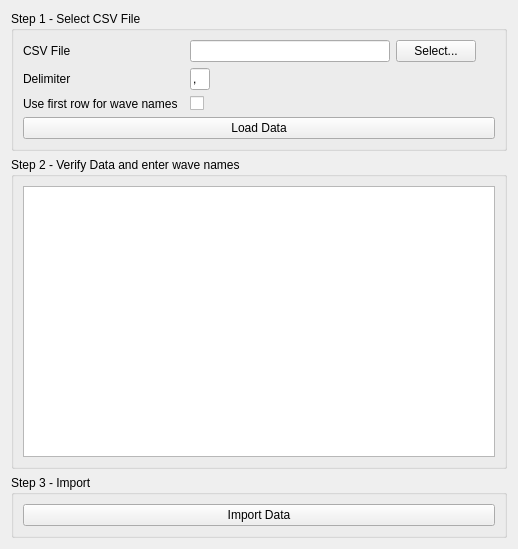
The window that ui/Ui_ImportCSV.ui (bbreslauer/PySciPlot) describes before a commit, drawn with Qt 5.
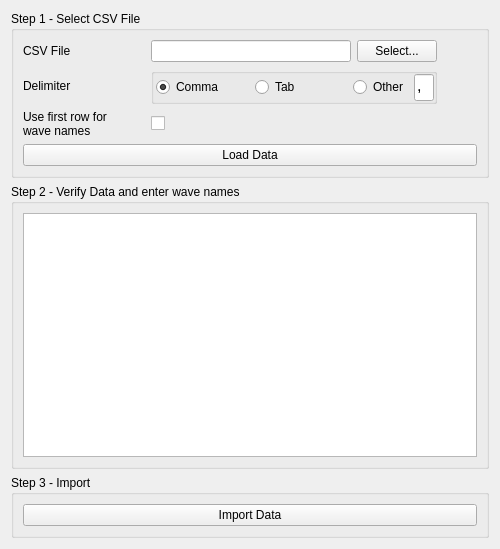
The same window after the commit.

Commit message: Fixed import csv delimiter so that one can specify tabs.

The edit to the form file:
```diff
--- a/ui/Ui_ImportCSV.ui
+++ b/ui/Ui_ImportCSV.ui
@@ -6,7 +6,7 @@
    <rect>
     <x>0</x>
     <y>0</y>
-    <width>518</width>
+    <width>500</width>
     <height>549</height>
    </rect>
   </property>
@@ -19,6 +19,9 @@
      <property name="title">
       <string>Step 1 - Select CSV File</string>
      </property>
+     <property name="alignment">
+      <set>Qt::AlignLeading|Qt::AlignLeft|Qt::AlignTop</set>
+     </property>
      <layout class="QGridLayout" name="gridLayout">
       <item row="0" column="0">
        <widget class="QLabel" name="label">
@@ -27,7 +30,7 @@
         </property>
        </widget>
       </item>
-      <item row="0" column="2">
+      <item row="0" column="3">
        <widget class="QLineEdit" name="csvFileName">
         <property name="sizePolicy">
          <sizepolicy hsizetype="Minimum" vsizetype="Fixed">
@@ -43,7 +46,7 @@
         </property>
        </widget>
       </item>
-      <item row="0" column="3">
+      <item row="0" column="4">
        <widget class="QPushButton" name="csvFileNameButton">
         <property name="text">
          <string>Select...</string>
@@ -57,35 +60,148 @@
         </property>
        </widget>
       </item>
-      <item row="1" column="2">
-       <widget class="QLineEdit" name="delimiter">
+      <item row="3" column="0" colspan="6">
+       <widget class="QPushButton" name="loadDataButton">
+        <property name="text">
+         <string>Load Data</string>
+        </property>
+       </widget>
+      </item>
+      <item row="2" column="3">
+       <widget class="QCheckBox" name="firstRowWaveNames">
+        <property name="text">
+         <string/>
+        </property>
+       </widget>
+      </item>
+      <item row="2" column="0">
+       <widget class="QLabel" name="label_3">
+        <property name="minimumSize">
+         <size>
+          <width>0</width>
+          <height>0</height>
+         </size>
+        </property>
+        <property name="text">
+         <string>Use first row for wave names</string>
+        </property>
+        <property name="textFormat">
+         <enum>Qt::AutoText</enum>
+        </property>
+        <property name="wordWrap">
+         <bool>true</bool>
+        </property>
+       </widget>
+      </item>
+      <item row="1" column="3" colspan="2">
+       <widget class="QGroupBox" name="groupBox_4">
         <property name="sizePolicy">
-         <sizepolicy hsizetype="Fixed" vsizetype="Fixed">
+         <sizepolicy hsizetype="Preferred" vsizetype="Preferred">
           <horstretch>0</horstretch>
           <verstretch>0</verstretch>
          </sizepolicy>
         </property>
+        <property name="minimumSize">
+         <size>
+          <width>0</width>
+          <height>0</height>
+         </size>
+        </property>
         <property name="maximumSize">
          <size>
-          <width>20</width>
+          <width>16777215</width>
           <height>16777215</height>
          </size>
         </property>
-        <property name="baseSize">
-         <size>
-          <width>0</width>
-          <height>0</height>
-         </size>
+        <property name="title">
+         <string/>
         </property>
-        <property name="text">
-         <string>,</string>
-        </property>
-        <property name="maxLength">
-         <number>1</number>
-        </property>
+        <layout class="QHBoxLayout" name="horizontalLayout" stretch="5,5,0,0">
+         <property name="leftMargin">
+          <number>2</number>
+         </property>
+         <property name="topMargin">
+          <number>0</number>
+         </property>
+         <property name="rightMargin">
+          <number>0</number>
+         </property>
+         <property name="bottomMargin">
+          <number>0</number>
+         </property>
+         <item>
+          <widget class="QRadioButton" name="commaRadio">
+           <property name="text">
+            <string>Comma</string>
+           </property>
+           <property name="checked">
+            <bool>true</bool>
+           </property>
+           <attribute name="buttonGroup">
+            <string>delimiterButtonGroup</string>
+           </attribute>
+          </widget>
+         </item>
+         <item>
+          <widget class="QRadioButton" name="tabRadio">
+           <property name="text">
+            <string>Tab</string>
+           </property>
+           <attribute name="buttonGroup">
+            <string>delimiterButtonGroup</string>
+           </attribute>
+          </widget>
+         </item>
+         <item>
+          <widget class="QRadioButton" name="otherRadio">
+           <property name="text">
+            <string>Other</string>
+           </property>
+           <attribute name="buttonGroup">
+            <string>delimiterButtonGroup</string>
+           </attribute>
+          </widget>
+         </item>
+         <item>
+          <widget class="QLineEdit" name="otherDelimiter">
+           <property name="sizePolicy">
+            <sizepolicy hsizetype="Fixed" vsizetype="Fixed">
+             <horstretch>0</horstretch>
+             <verstretch>0</verstretch>
+            </sizepolicy>
+           </property>
+           <property name="maximumSize">
+            <size>
+             <width>20</width>
+             <height>16777215</height>
+            </size>
+           </property>
+           <property name="baseSize">
+            <size>
+             <width>0</width>
+             <height>0</height>
+            </size>
+           </property>
+           <property name="font">
+            <font>
+             <pointsize>12</pointsize>
+            </font>
+           </property>
+           <property name="text">
+            <string>,</string>
+           </property>
+           <property name="maxLength">
+            <number>1</number>
+           </property>
+           <property name="alignment">
+            <set>Qt::AlignLeading|Qt::AlignLeft|Qt::AlignTop</set>
+           </property>
+          </widget>
+         </item>
+        </layout>
        </widget>
       </item>
-      <item row="0" column="4">
+      <item row="0" column="5">
        <spacer name="horizontalSpacer">
         <property name="orientation">
          <enum>Qt::Horizontal</enum>
@@ -98,27 +214,6 @@
         </property>
        </spacer>
       </item>
-      <item row="3" column="0" colspan="5">
-       <widget class="QPushButton" name="loadDataButton">
-        <property name="text">
-         <string>Load Data</string>
-        </property>
-       </widget>
-      </item>
-      <item row="2" column="2">
-       <widget class="QCheckBox" name="firstRowWaveNames">
-        <property name="text">
-         <string/>
-        </property>
-       </widget>
-      </item>
-      <item row="2" column="0">
-       <widget class="QLabel" name="label_3">
-        <property name="text">
-         <string>Use first row for wave names</string>
-        </property>
-       </widget>
-      </item>
      </layout>
     </widget>
    </item>
```
Left out of the diff: 3 changed lines with no effect on the pictures. The commit also changes 2 other files.
